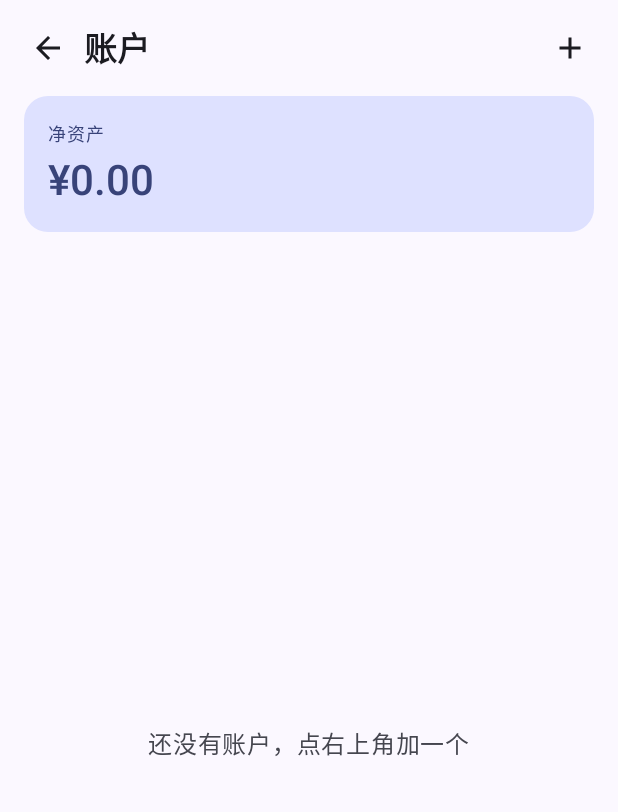
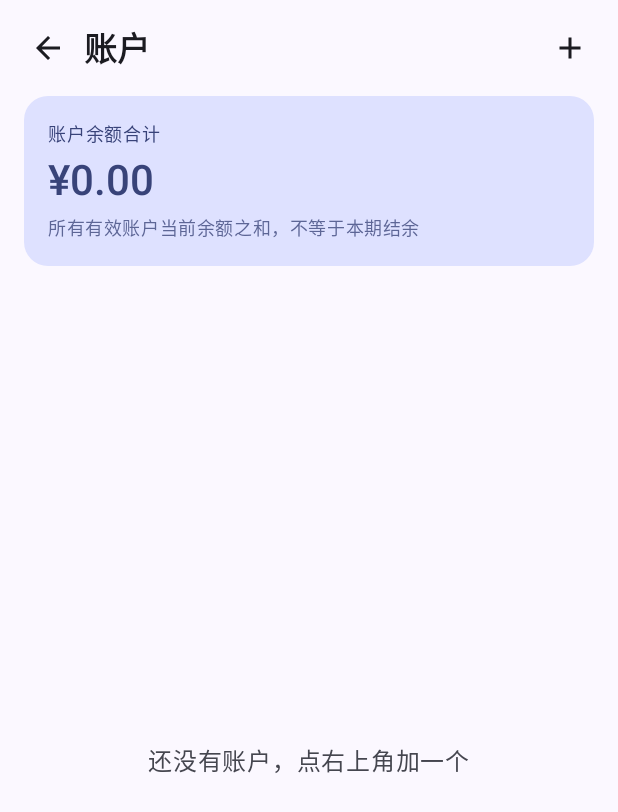
Before and after one commit to Roongf/zoe, an Android app built with Jetpack Compose: the composable AccountsScreen shown on its own in the app's theme, on a phone screen of 412 x 824 dp. Shown: the top 812 px of the screen. Run offline under Robolectric (Android 15) with nearby library versions, the phone set to English and light mode, and no system bars; 2 statements that could not run were skipped.

Commit message:
ux: clarify account balance total

```diff
--- a/composeApp/src/commonMain/kotlin/com/qianduoduo/AccountsScreen.kt
+++ b/composeApp/src/commonMain/kotlin/com/qianduoduo/AccountsScreen.kt
@@ -38,10 +38,14 @@ internal fun AccountsScreen(
             ),
         ) {
             Column(Modifier.padding(16.dp)) {
-                Text("净资产", style = MaterialTheme.typography.labelMedium)
+                Text("账户余额合计", style = MaterialTheme.typography.labelMedium)
                 Spacer(Modifier.height(4.dp))
                 Text(Money.format(balances.values.sum()), style = MaterialTheme.typography.headlineMedium,
                     fontWeight = FontWeight.SemiBold)
+                Spacer(Modifier.height(4.dp))
+                Text("所有有效账户当前余额之和，不等于本期结余",
+                    style = MaterialTheme.typography.bodySmall,
+                    color = MaterialTheme.colorScheme.onPrimaryContainer.copy(alpha = 0.78f))
             }
         }
         Spacer(Modifier.height(12.dp))
```
